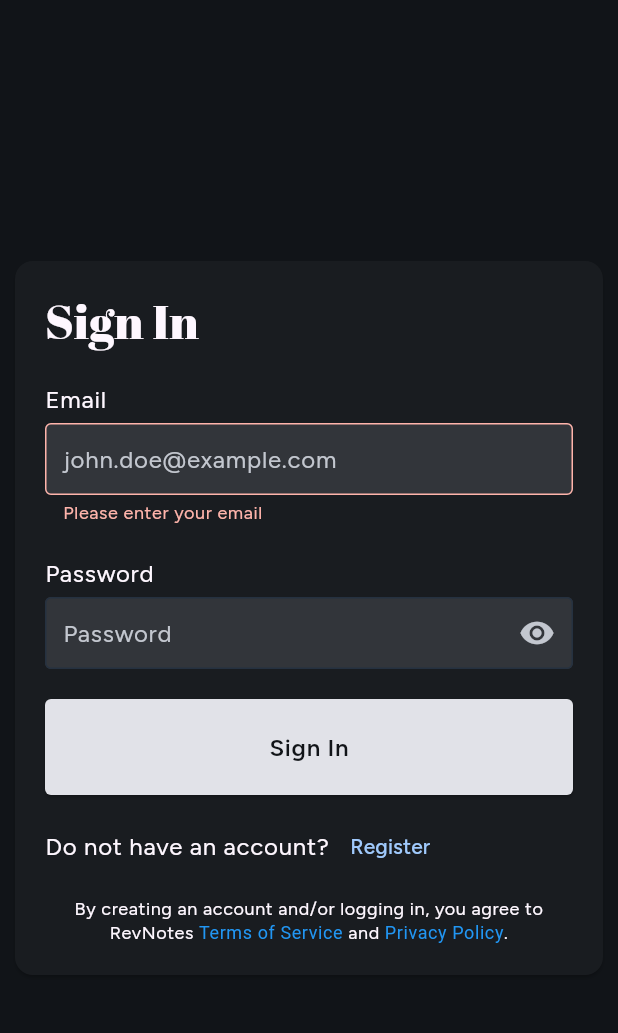
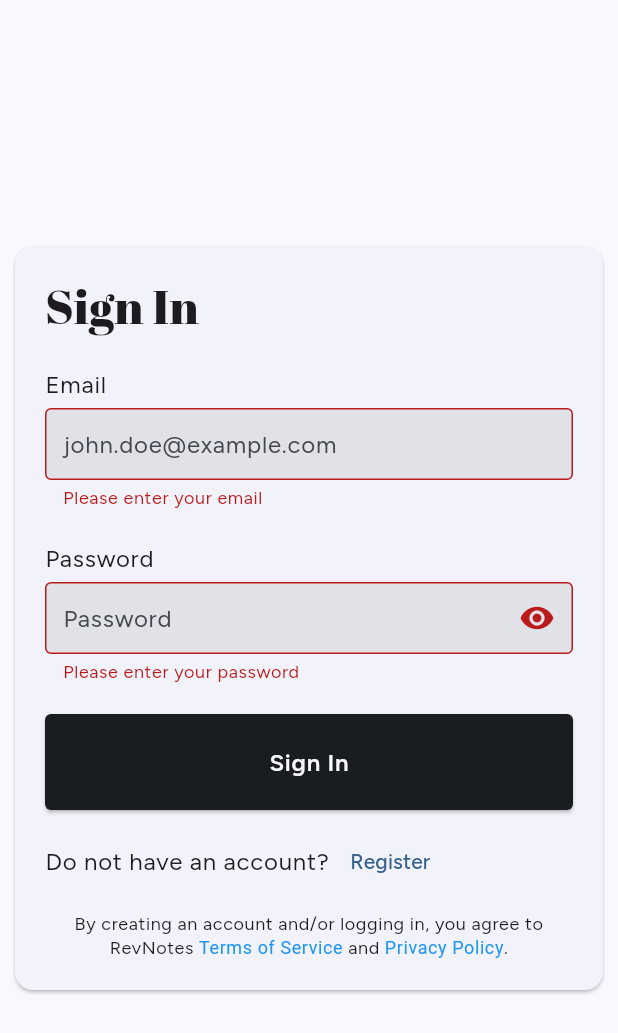
Before and after one commit to absktoday/revnotes_flutter_pocketbase, a Flutter app: the screen it shows after launch, after a tap on "Open in Browser", after a tap on "Sign In", on a phone screen of 412 x 824 dp. Shown: the top 1033 px of the screen. Run offline on Flutter 3.47's test engine with Material 3 defaults, Android fonts, the phone set to English and light mode, and no system bars; our stand-ins replace email_validator, go_router, google_fonts, pocketbase.

Commit message:
light/dark theme + pocketbase init

```diff
--- a/lib/main.dart
+++ b/lib/main.dart
@@ -1,6 +1,6 @@
 import 'package:flutter/material.dart';
-import 'package:google_fonts/google_fonts.dart';
 import 'package:revnotes_flutter_pocketbase/src/config/go_router_config.dart';
+import 'package:revnotes_flutter_pocketbase/src/config/theme_config.dart';
 
 void main() {
   runApp(const MyApp());
@@ -13,14 +13,8 @@ class MyApp extends StatelessWidget {
   Widget build(BuildContext context) {
     return MaterialApp.router(
       title: 'RevNotes',
-      theme: ThemeData(
-        colorScheme: ColorScheme.fromSeed(
-            seedColor: Colors.blue, brightness: Brightness.dark),
-        useMaterial3: true,
-        textTheme: GoogleFonts.figtreeTextTheme(
-          Theme.of(context).primaryTextTheme,
-        ),
-      ),
+      theme: ThemeConfig.lightTheme(context),
+      darkTheme: ThemeConfig.dartTheme(context),
       routerConfig: GoRouterConfig.router,
     );
   }
--- /dev/null
+++ b/lib/src/config/pocketbase_config.dart
@@ -0,0 +1,3 @@
+class PocketBaseConfig {
+  static const baseUrl = "https://pb.absk.io";
+}
--- /dev/null
+++ b/lib/src/config/theme_config.dart
@@ -0,0 +1,26 @@
+import 'package:flutter/material.dart';
+import 'package:google_fonts/google_fonts.dart';
+
+class ThemeConfig {
+  static ThemeData lightTheme(BuildContext context) {
+    return ThemeData(
+      colorScheme: ColorScheme.fromSeed(
+          seedColor: Colors.blue, brightness: Brightness.light),
+      useMaterial3: true,
+      textTheme: GoogleFonts.figtreeTextTheme(
+        Theme.of(context).textTheme,
+      ),
+    );
+  }
+
+  static ThemeData dartTheme(BuildContext context) {
+    return ThemeData(
+      colorScheme: ColorScheme.fromSeed(
+          seedColor: Colors.blue, brightness: Brightness.dark),
+      useMaterial3: true,
+      textTheme: GoogleFonts.figtreeTextTheme(
+        Theme.of(context).primaryTextTheme,
+      ),
+    );
+  }
+}
--- a/lib/src/routes/signin_page.dart
+++ b/lib/src/routes/signin_page.dart
@@ -1,6 +1,8 @@
+import 'package:email_validator/email_validator.dart';
 import 'package:flutter/material.dart';
 import 'package:go_router/go_router.dart';
 import 'package:google_fonts/google_fonts.dart';
+import 'package:revnotes_flutter_pocketbase/src/services/pocketbase_service.dart';
 import 'package:revnotes_flutter_pocketbase/src/widgets/common/terms_and_policy_footer.dart';
 
 class SignInPage extends StatefulWidget {
@@ -14,7 +16,26 @@ class _SignInPageState extends State<SignInPage> {
   // password visible state
   bool _isObscure = true;
 
+  // Form state vars
   final _formKey = GlobalKey<FormState>();
+  final _emailController = TextEditingController();
+  final _passwordController = TextEditingController();
+
+  _submitSignInForm() {
+    // Validate returns true if the form is valid, or false otherwise.
+    if (_formKey.currentState!.validate()) {
+      // If the form is valid, display a snackbar. In the real world,
+      // you'd often call a server or save the information in a database.
+
+      PB.signIn(_emailController.text, _passwordController.text);
+
+      _formKey.currentState!.reset();
+
+      // ScaffoldMessenger.of(context).showSnackBar(
+      //   const SnackBar(content: Text('Processing Data')),
+      // );
+    }
+  }
 
   @override
   Widget build(BuildContext context) {
@@ -45,6 +66,14 @@ class _SignInPageState extends State<SignInPage> {
                     ),
                     const SizedBox(height: 4),
                     TextFormField(
+                      controller: _emailController,
+                      keyboardType: TextInputType.emailAddress,
+                      validator: (value) {
+                        if (value == null || !EmailValidator.validate(value)) {
+                          return 'Please enter your email';
+                        }
+                        return null;
+                      },
                       decoration: InputDecoration(
                         border: const OutlineInputBorder(),
                         hintText: 'john.doe@example.com',
@@ -58,14 +87,14 @@ class _SignInPageState extends State<SignInPage> {
                                   .colorScheme
                                   .onSecondary), // Set border color here
                         ),
+                        focusedBorder: OutlineInputBorder(
+                          // Set border radius here
+                          borderSide: BorderSide(
+                              color: Theme.of(context)
+                                  .colorScheme
+                                  .primary), // Set border color here
+                        ),
                       ),
-                      keyboardType: TextInputType.emailAddress,
-                      validator: (value) {
-                        if (value == null || value.isEmpty) {
-                          return 'Please enter your email';
-                        }
-                        return null;
-                      },
                     ),
                     const SizedBox(height: 20),
                     // Password Field
@@ -74,8 +103,18 @@ class _SignInPageState extends State<SignInPage> {
                       style: Theme.of(context).textTheme.bodyLarge,
                     ),
                     const SizedBox(height: 4),
-                    TextField(
+                    TextFormField(
+                      controller: _passwordController,
                       obscureText: _isObscure,
+                      onFieldSubmitted: (_) {
+                        _submitSignInForm();
+                      },
+                      validator: (value) {
+                        if (value == null || value.isEmpty) {
+                          return 'Please enter your password';
+                        }
+                        return null;
+                      },
                       decoration: InputDecoration(
                         border: const OutlineInputBorder(),
                         hintText: "Password",
@@ -88,6 +127,13 @@ class _SignInPageState extends State<SignInPage> {
                               color: Theme.of(context)
                                   .colorScheme
                                   .onSecondary), // Set border color here
+                        ),
+                        focusedBorder: OutlineInputBorder(
+                          // Set border radius here
+                          borderSide: BorderSide(
+                              color: Theme.of(context)
+                                  .colorScheme
+                                  .primary), // Set border color here
                         ),
                         suffixIcon: IconButton(
                           icon: Icon(_isObscure
@@ -104,17 +150,7 @@ class _SignInPageState extends State<SignInPage> {
                     const SizedBox(height: 20),
                     // Submit Button
                     ElevatedButton(
-                      onPressed: () {
-                        // Validate returns true if the form is valid, or false otherwise.
-                        if (_formKey.currentState!.validate()) {
-                          // If the form is valid, display a snackbar. In the real world,
-                          // you'd often call a server or save the information in a database.
-
-                          ScaffoldMessenger.of(context).showSnackBar(
-                            const SnackBar(content: Text('Processing Data')),
-                          );
-                        }
-                      },
+                      onPressed: _submitSignInForm,
                       style: ElevatedButton.styleFrom(
                         minimumSize: const Size.fromHeight(1),
                         foregroundColor:
--- /dev/null
+++ b/lib/src/services/pocketbase_service.dart
@@ -0,0 +1,20 @@
+import 'package:pocketbase/pocketbase.dart';
+import 'package:revnotes_flutter_pocketbase/src/config/pocketbase_config.dart';
+
+class PB {
+  static final _pb = PocketBase(PocketBaseConfig.baseUrl);
+
+  static void signIn(String email, String password) async {
+    print("Email: $email Password: $password");
+
+    try {
+      var authRecord =
+          await _pb.collection('users').authWithPassword(email, password);
+      print("record $authRecord");
+    } catch (error) {
+      print("Could not complete sign in $error");
+
+      if (error is ClientException) {}
+    }
+  }
+}
--- a/pubspec.yaml
+++ b/pubspec.yaml
@@ -37,6 +37,8 @@ dependencies:
   cupertino_icons: ^1.0.6
   google_fonts: ^6.2.1
   go_router: ^14.0.2
+  pocketbase: ^0.18.1
+  email_validator: ^2.1.17
 
 dev_dependencies:
   flutter_test:
```
Also changed, not shown: pubspec.lock.
